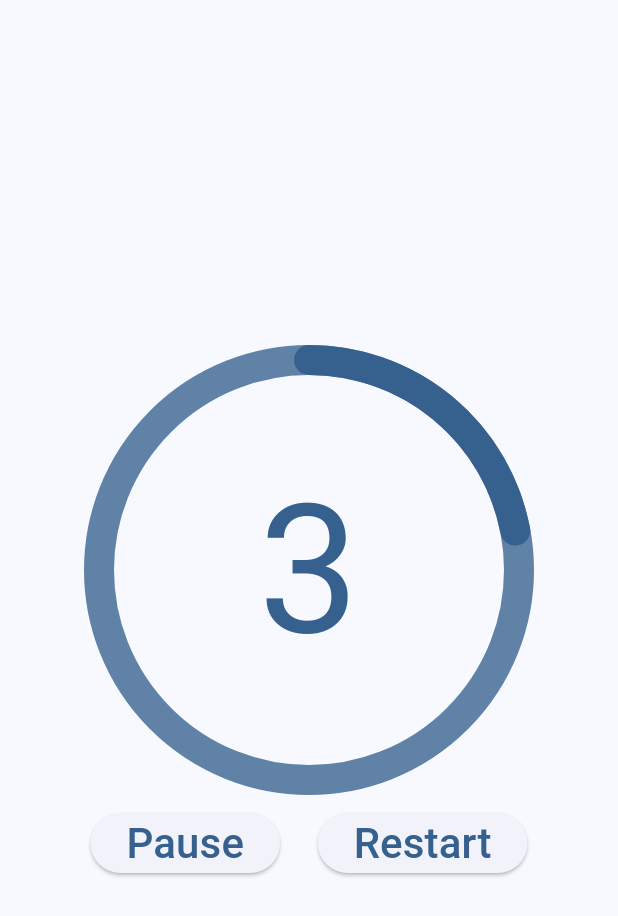
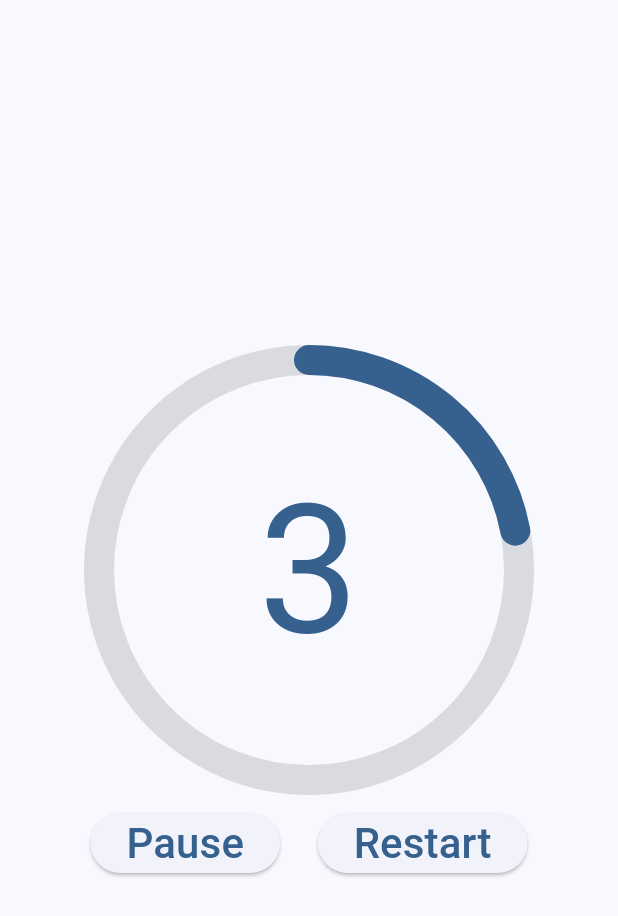
Before and after one commit to smsmsy/c002_radial_countdown_starter, a Flutter app: the screen it shows after launch, on a phone screen of 412 x 824 dp. Shown: the top 916 px of the screen. Run offline on Flutter 3.47's test engine with Material 3 defaults, Android fonts, the phone set to English and light mode, and no system bars.

Commit message:
サークルインジケーターの修正

```diff
--- a/lib/main.dart
+++ b/lib/main.dart
@@ -165,30 +165,16 @@ class TimerCircleWidget extends StatelessWidget {
   Widget build(BuildContext context) {
     return SizedBox.square(
       dimension: 300,
-      child: Stack(
-        alignment: Alignment.center,
-        children: [
-          SizedBox.square(
+      child: SizedBox.square(
         dimension: 300,
         child: CircularProgressIndicator(
           value: value,
           strokeWidth: 20,
           strokeCap: StrokeCap.round,
           strokeAlign: CircularProgressIndicator.strokeAlignInside,
-              color: Theme.of(context).primaryColor,
+          valueColor: AlwaysStoppedAnimation(Theme.of(context).primaryColor),
+          backgroundColor: Theme.of(context).focusColor,
         ),
-          ),
-          SizedBox.square(
-            dimension: 300,
-            child: CircularProgressIndicator(
-              value: 100,
-              strokeWidth: 20,
-              strokeCap: StrokeCap.round,
-              strokeAlign: CircularProgressIndicator.strokeAlignInside,
-              color: Theme.of(context).primaryColor.withAlpha(200),
-            ),
-          ),
-        ],
       ),
     );
   }
```
Lines whose indentation alone changed are shown as unchanged.
